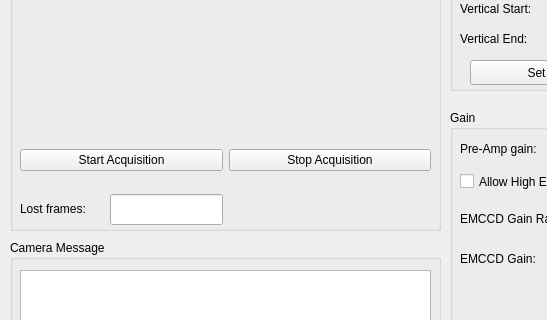
This is EMCCD/EMCCD/EMCCD_frontend_GUI.ui in ColdMatter/PhotonBEC as Qt 5 draws it before an edit; both pictures show x 0 to 547 and y 339 to 659 of the 1234 by 761 pixel window. The edited form follows.
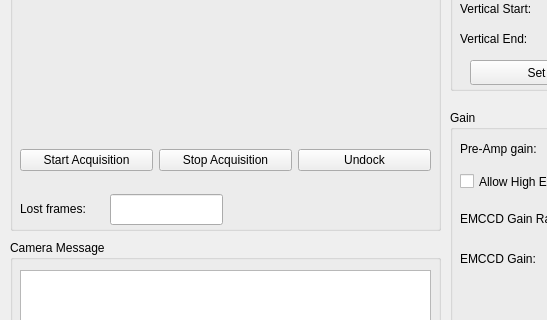
This is the edited form.

Commit message: Changes to EMCCD control

Patch:
```diff
--- a/EMCCD/EMCCD/EMCCD_frontend_GUI.ui
+++ b/EMCCD/EMCCD/EMCCD_frontend_GUI.ui
@@ -50,6 +50,13 @@
         </property>
        </widget>
       </item>
+      <item>
+       <widget class="QPushButton" name="pushButton_Undock">
+        <property name="text">
+         <string>Undock</string>
+        </property>
+       </widget>
+      </item>
      </layout>
     </widget>
     <widget class="QWidget" name="verticalLayoutWidget">
```
Left out of the diff: 2 changed lines with no effect on the pictures. The commit also changes 13 other files.
